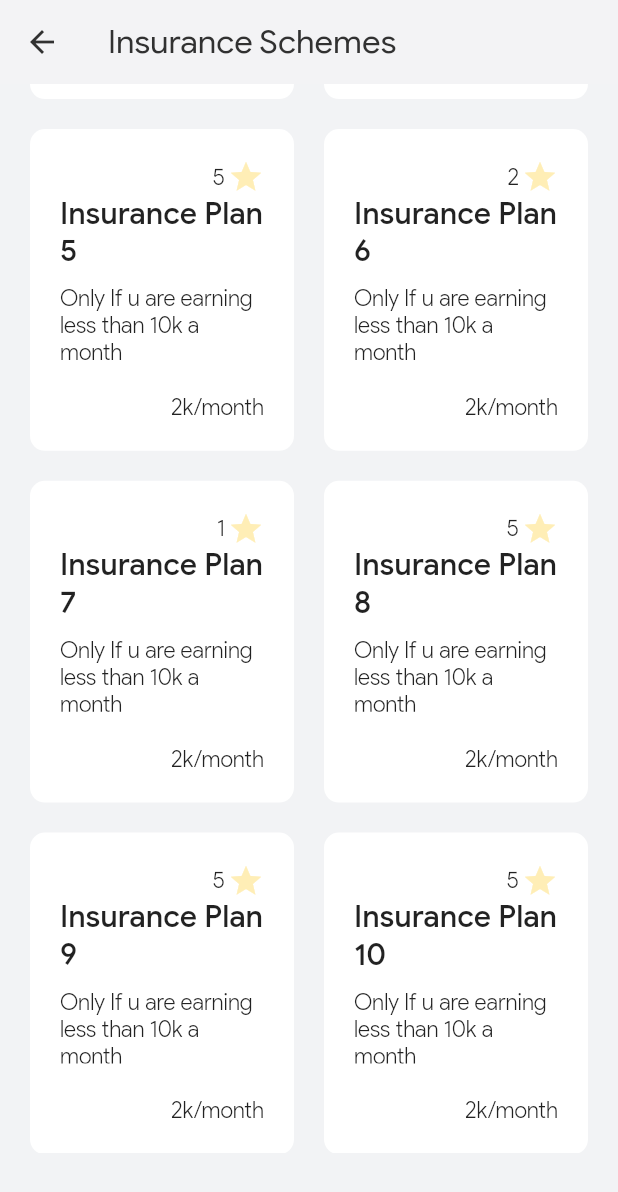
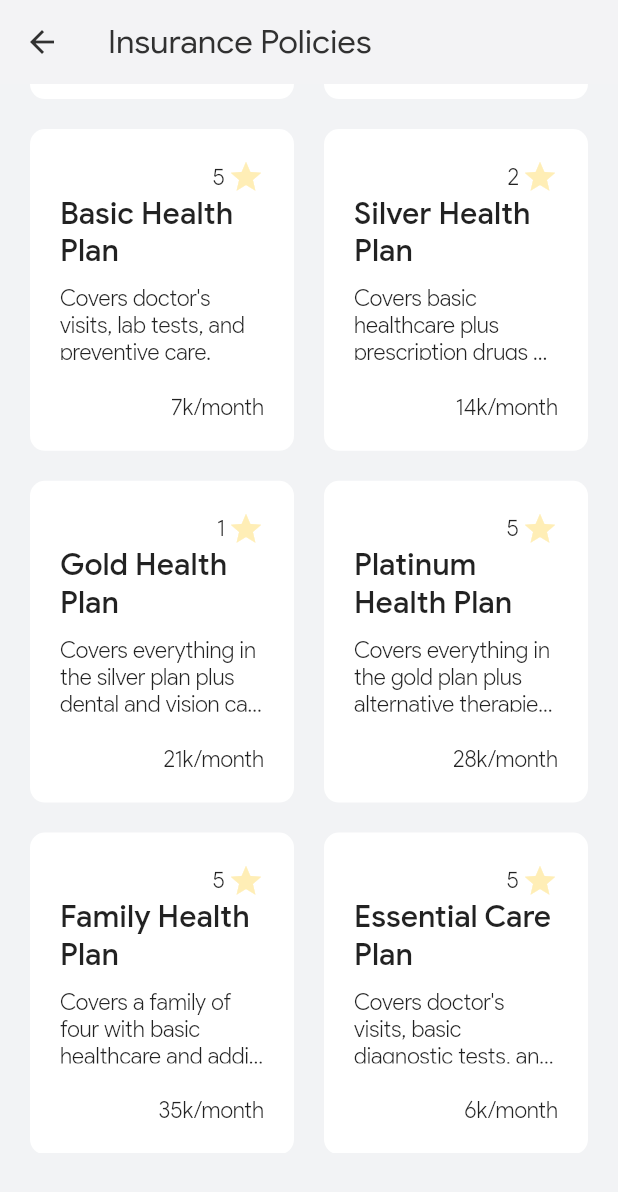
Before and after one commit to Jxhan11/UniMed, a Flutter app: the InsurancePg screen opened directly, scrolled down 439 dp, on a phone screen of 412 x 824 dp. Shown: the top 1192 px of the screen. Run offline on Flutter 3.47's test engine with Material 2 defaults, Android fonts, the phone set to English and light mode, and no system bars; our stand-ins replace charts_flutter, custom_sliding_segmented_control, fluttertoast, google_nav_bar, lottie, youtube_player_flutter; missing offline and left inert: sliding_switch; network calls fail.

Commit message:
readme + policies

```diff
--- a/lib/Pages/Insurance.dart
+++ b/lib/Pages/Insurance.dart
@@ -26,7 +26,7 @@ final List<InsuranceSeries>data = [
     rating: Text('4') ,
     insuranceName:Text('Employment State Insurance Scheme (ESIS)',style: TextStyle(fontFamily: "PSL",fontSize: 20),) ,
     info: Text('Employees’ State Insurance Scheme of India, is a multidimensional social security system tailored to provide socio-economic protection to worker population and their dependants covered under the scheme.',style: TextStyle(fontFamily: "PSXL",fontSize: 15),),
-    price: Text('Working Class Earning upto 21k / month',style: TextStyle(fontFamily: "PSXL",fontSize: 15,overflow: TextOverflow.ellipsis),maxLines: 1,),
+    price: Text('Working Class Earning upto 21k / month',style: TextStyle(fontFamily: "PSXL",fontSize: 15),overflow: TextOverflow.ellipsis,maxLines: 1,),
   ),
   InsuranceSeries(
     rating: Text('3') ,
@@ -42,39 +42,39 @@ final List<InsuranceSeries>data = [
   ),
   InsuranceSeries(
     rating: Text('5') ,
-    insuranceName:Text('Insurance Plan 5',style: TextStyle(fontFamily: "PSL",fontSize: 20),) ,
-    info: Text('Only If u are earning less than 10k a month',style: TextStyle(fontFamily: "PSXL",fontSize: 15),),
-    price: Text('2k/month',style: TextStyle(fontFamily: "PSXL",fontSize: 15)),
+    insuranceName:Text('Basic Health Plan',style: TextStyle(fontFamily: "PSL",fontSize: 20),) ,
+    info: Text("Covers doctor's visits, lab tests, and preventive care.	",style: TextStyle(fontFamily: "PSXL",fontSize: 15),),
+    price: Text('7k/month',style: TextStyle(fontFamily: "PSXL",fontSize: 15)),
   ),
   InsuranceSeries(
     rating: Text('2') ,
-    insuranceName:Text('Insurance Plan 6',style: TextStyle(fontFamily: "PSL",fontSize: 20),) ,
-    info: Text('Only If u are earning less than 10k a month',style: TextStyle(fontFamily: "PSXL",fontSize: 15),),
-    price: Text('2k/month',style: TextStyle(fontFamily: "PSXL",fontSize: 15)),
+    insuranceName:Text('Silver Health Plan',style: TextStyle(fontFamily: "PSL",fontSize: 20),) ,
+    info: Text('Covers basic healthcare plus prescription drugs and some specialist care.',style: TextStyle(fontFamily: "PSXL",fontSize: 15),),
+    price: Text('14k/month',style: TextStyle(fontFamily: "PSXL",fontSize: 15)),
   ),
   InsuranceSeries(
     rating: Text('1') ,
-    insuranceName:Text('Insurance Plan 7',style: TextStyle(fontFamily: "PSL",fontSize: 20),) ,
-    info: Text('Only If u are earning less than 10k a month',style: TextStyle(fontFamily: "PSXL",fontSize: 15),),
-    price: Text('2k/month',style: TextStyle(fontFamily: "PSXL",fontSize: 15)),
+    insuranceName:Text('Gold Health Plan',style: TextStyle(fontFamily: "PSL",fontSize: 20),) ,
+    info: Text('Covers everything in the silver plan plus dental and vision care.',style: TextStyle(fontFamily: "PSXL",fontSize: 15),),
+    price: Text('21k/month',style: TextStyle(fontFamily: "PSXL",fontSize: 15)),
   ),
   InsuranceSeries(
     rating: Text('5') ,
-    insuranceName:Text('Insurance Plan 8',style: TextStyle(fontFamily: "PSL",fontSize: 20),) ,
-    info: Text('Only If u are earning less than 10k a month',style: TextStyle(fontFamily: "PSXL",fontSize: 15),),
-    price: Text('2k/month',style: TextStyle(fontFamily: "PSXL",fontSize: 15)),
+    insuranceName:Text('Platinum Health Plan',style: TextStyle(fontFamily: "PSL",fontSize: 20),) ,
+    info: Text('Covers everything in the gold plan plus alternative therapies like acupuncture and chiropractic.',style: TextStyle(fontFamily: "PSXL",fontSize: 15),),
+    price: Text('28k/month',style: TextStyle(fontFamily: "PSXL",fontSize: 15)),
   ),
   InsuranceSeries(
     rating: Text('5') ,
-    insuranceName:Text('Insurance Plan 9',style: TextStyle(fontFamily: "PSL",fontSize: 20),) ,
-    info: Text('Only If u are earning less than 10k a month',style: TextStyle(fontFamily: "PSXL",fontSize: 15),),
-    price: Text('2k/month',style: TextStyle(fontFamily: "PSXL",fontSize: 15)),
+    insuranceName:Text('Family Health Plan',style: TextStyle(fontFamily: "PSL",fontSize: 20),) ,
+    info: Text('Covers a family of four with basic healthcare and additional coverage for children.',style: TextStyle(fontFamily: "PSXL",fontSize: 15),),
+    price: Text('35k/month',style: TextStyle(fontFamily: "PSXL",fontSize: 15)),
   ),
   InsuranceSeries(
     rating: Text('5') ,
-    insuranceName:Text('Insurance Plan 10',style: TextStyle(fontFamily: "PSL",fontSize: 20),) ,
-    info: Text('Only If u are earning less than 10k a month',style: TextStyle(fontFamily: "PSXL",fontSize: 15),),
-    price: Text('2k/month',style: TextStyle(fontFamily: "PSXL",fontSize: 15)),
+    insuranceName:Text('Essential Care Plan',style: TextStyle(fontFamily: "PSL",fontSize: 20),) ,
+    info: Text("Covers doctor's visits, basic diagnostic tests, and emergency care.",style: TextStyle(fontFamily: "PSXL",fontSize: 15),),
+    price: Text('6k/month',style: TextStyle(fontFamily: "PSXL",fontSize: 15)),
   ),
 ];
 
@@ -141,7 +141,7 @@ class _InsurancePgState extends State<InsurancePg> {
                 },
                 child: Icon(Icons.arrow_back,color: Theme.of(context).brightness==Brightness.dark? LBoxFill:DBoxFill,),
               ),
-              title: Text('Insurance Schemes',style: TextStyle(fontFamily: "PSL",fontSize: 22,letterSpacing: 0,color: Theme.of(context).brightness == Brightness.dark? LBoxFill:DBoxFill)),
+              title: Text('Insurance Policies',style: TextStyle(fontFamily: "PSL",fontSize: 22,letterSpacing: 0,color: Theme.of(context).brightness == Brightness.dark? LBoxFill:DBoxFill)),
             ),
             SliverToBoxAdapter(
               child: InsuranceCards(
```
Also changed, not shown: assets/icons/github/files.png (added), assets/icons/github/health.png (added), assets/icons/github/home.png (added), assets/icons/github/policies.png (added), assets/icons/github/profile.png (added), assets/icons/github/search.png (added), 1 other file.
